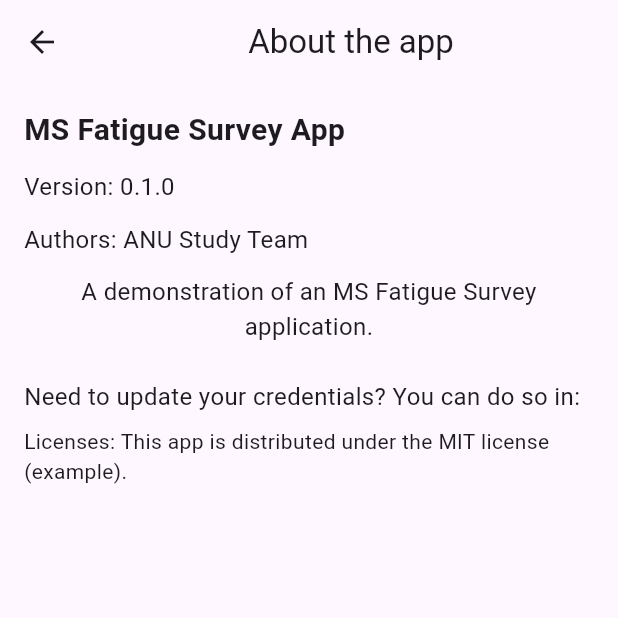
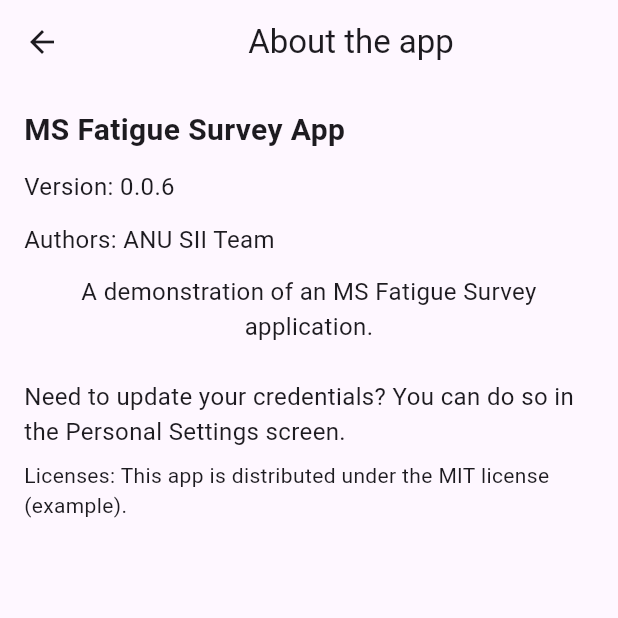
Before and after one commit to anusii/msfatigue, a Flutter app: the screen it shows after launch, in the side drawer, after a tap on "About the app", on a phone screen of 412 x 824 dp, the top half of it. Run offline on Flutter 3.47's test engine with Material 3 defaults, Android fonts, the phone set to English and light mode, and no system bars; our stand-ins replace equatable, flutter_bloc, flutter_markdown, gap, package_info_plus, shared_preferences and 1 more; missing offline and left inert: rdflib, solidpod, window_manager.

Commit message:
add about_app.dart

```diff
--- a/lib/widgets/page/about_app.dart
+++ b/lib/widgets/page/about_app.dart
@@ -1,17 +1,45 @@
 import 'package:flutter/material.dart';
 
-class AboutApp extends StatelessWidget {
+import 'package:package_info_plus/package_info_plus.dart';
+
+class AboutApp extends StatefulWidget {
   const AboutApp({super.key});
 
   @override
+  State<AboutApp> createState() => _AboutAppState();
+}
+
+class _AboutAppState extends State<AboutApp> {
+  String? appVersion;
+  final String authors = "ANU SII Team";
+  final String description = "A demonstration of an MS Fatigue Survey application.";
+
+  @override
+  void initState() {
+    super.initState();
+    _loadAppVersion();
+  }
+
+  /// Loads version from pubspec.yaml via package_info_plus.
+
+  Future<void> _loadAppVersion() async {
+    final packageInfo = await PackageInfo.fromPlatform();
+    setState(() {
+      // Typically you'd do something like: appVersion = "${packageInfo.version}+${packageInfo.buildNumber}";
+
+      appVersion = packageInfo.version;
+    });
+  }
+
+  @override
   Widget build(BuildContext context) {
-    const appVersion = "0.1.0"; // Example version
-    const authors = "ANU Study Team";
-    const description = "A demonstration of an MS Fatigue Survey application.";
+    // Fallback to "Loading..." if version not yet loaded.
+
+    final displayVersion = appVersion ?? "Loading...";
 
     return Scaffold(
       appBar: AppBar(
-        title: Center(child: Text("About the app")),
+        title: const Center(child: Text("About the app")),
       ),
       body: Padding(
         padding: const EdgeInsets.all(16.0),
@@ -23,28 +51,34 @@ class AboutApp extends StatelessWidget {
               style: TextStyle(fontSize: 20, fontWeight: FontWeight.bold),
             ),
             const SizedBox(height: 12),
+
+            // Show the loaded version.
+
             Text(
-              "Version: $appVersion",
+              "Version: $displayVersion",
               style: const TextStyle(fontSize: 16),
             ),
             const SizedBox(height: 12),
+
             Text(
               "Authors: $authors",
               style: const TextStyle(fontSize: 16),
             ),
             const SizedBox(height: 12),
+
             Text(
               description,
               style: const TextStyle(fontSize: 16),
               textAlign: TextAlign.center,
             ),
             const SizedBox(height: 24),
-            // Example reference to PersonalSettings
+
             const Text(
-              "Need to update your credentials? You can do so in:",
+              "Need to update your credentials? You can do so in the Personal Settings screen.",
               style: TextStyle(fontSize: 16),
             ),
             const SizedBox(height: 8),
+
             // Example license link.
 
             const Text(
--- a/pubspec.yaml
+++ b/pubspec.yaml
@@ -22,6 +22,7 @@ dependencies:
   universal_io: ^2.2.2
   flutter_bloc: ^9.0.0
   equatable: ^2.0.7
+  package_info_plus: ^8.2.1
   path: ^1.9.0
   rdflib: ^0.2.11
   shared_preferences: ^2.5.2
```
